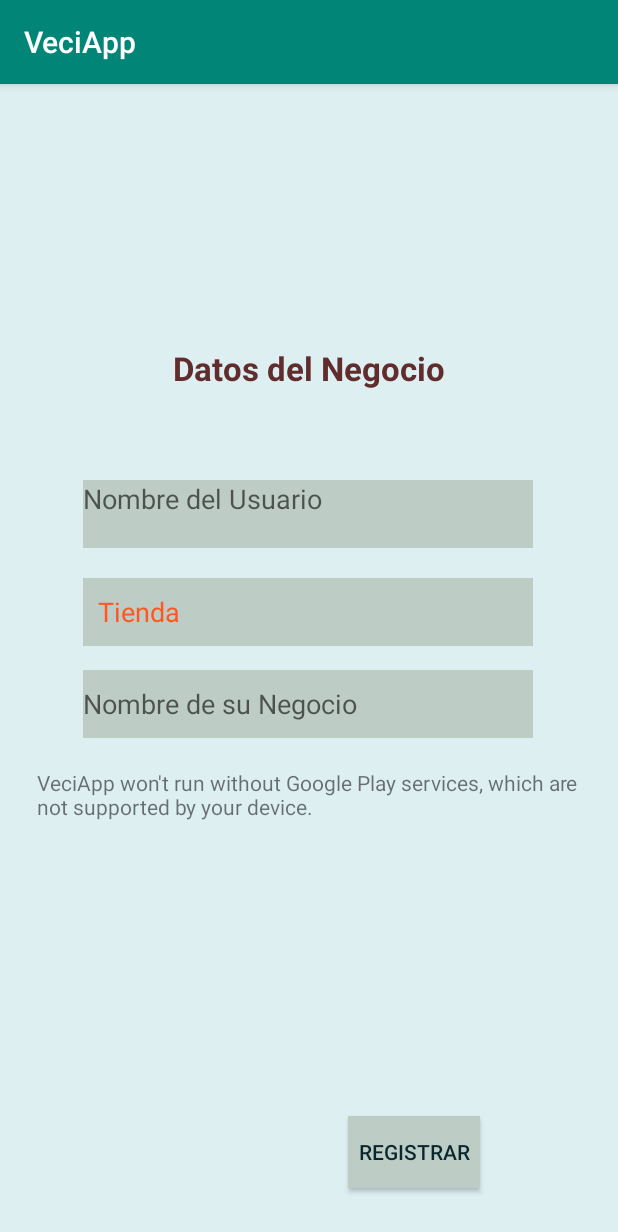
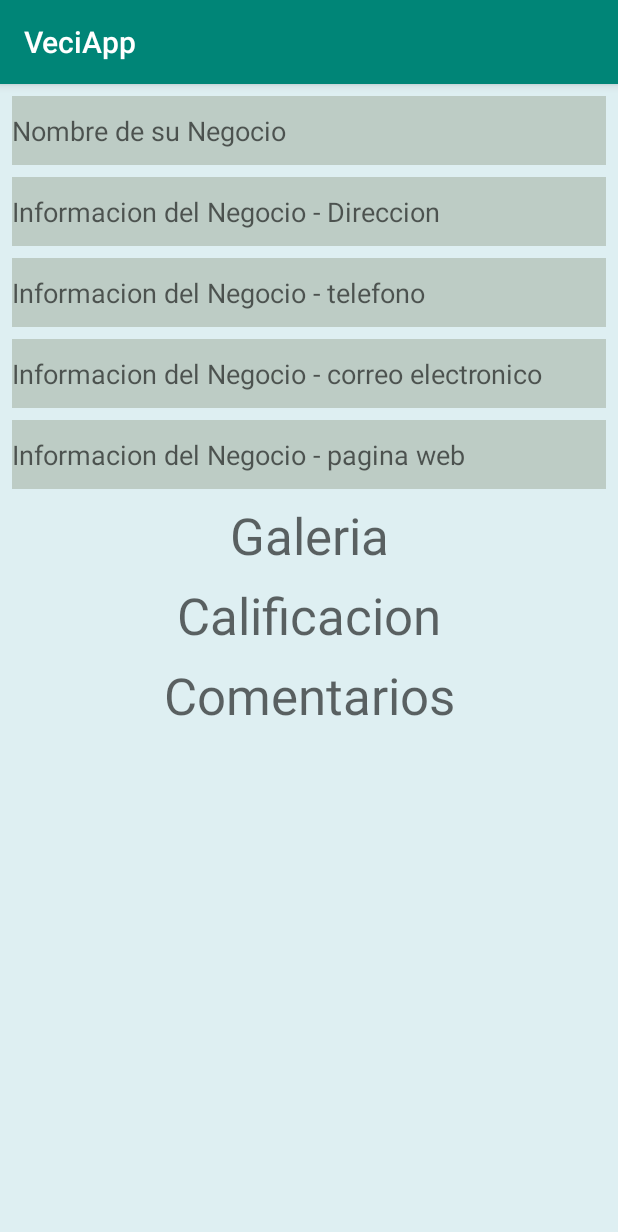
Before and after one commit to carlosgonzalezt/VeciApp, an Android app: the InformacionNegocio screen opened directly, with no data from a screen before it, on a phone screen of 412 x 824 dp. Shown: the top 1232 px of the screen. Run offline under Robolectric (Android 15) with nearby library versions, the phone set to English and light mode, and no system bars; 3 statements that could not run were skipped.

Commit message:
Avance 20190803

```diff
--- a/app/src/main/res/layout/activity_informacion_negocio.xml
+++ b/app/src/main/res/layout/activity_informacion_negocio.xml
@@ -7,105 +7,139 @@
     android:background="@color/fondoglobal"
     tools:context=".InformacionNegocio">
 
-    <fragment xmlns:android="http://schemas.android.com/apk/res/android"
-        android:name="com.google.android.gms.maps.SupportMapFragment"
-        xmlns:tools="http://schemas.android.com/tools"
-        android:id="@+id/mapaRegistro"
-        android:layout_width="362dp"
-        android:layout_height="220dp"
-        android:layout_marginStart="8dp"
-        android:layout_marginEnd="8dp"
-        android:layout_marginBottom="92dp"
-        android:background="@color/fondocajas"
-        app:layout_constraintBottom_toBottomOf="parent"
-        app:layout_constraintEnd_toEndOf="parent"
-        app:layout_constraintHorizontal_bias="0.485"
-        app:layout_constraintStart_toStartOf="parent"
-        tools:context=".InformacionNegocio" />
-
-    <Button
-        android:id="@+id/btn_registrar"
-        android:layout_width="wrap_content"
-        android:layout_height="wrap_content"
-        android:layout_marginStart="8dp"
-        android:layout_marginTop="12dp"
-        android:layout_marginEnd="92dp"
-        android:layout_marginBottom="32dp"
-        android:background="@color/fondocajas"
-        android:hint="@string/btn_registrar"
-        android:onClick="Guardar"
-        android:text="@string/btn_registrar"
-        android:textColor="@color/textonormal"
-        app:layout_constraintBottom_toBottomOf="parent"
-        app:layout_constraintEnd_toEndOf="parent"
-        app:layout_constraintHorizontal_bias="1.0"
-        app:layout_constraintStart_toStartOf="parent"
-        app:layout_constraintTop_toBottomOf="@+id/mapaRegistro"
-        app:layout_constraintVertical_bias="1.0" />
-
-    <TextView
-        android:id="@+id/tv_titulo2"
-        android:layout_width="300dp"
-        android:layout_height="45dp"
-        android:layout_marginStart="8dp"
-        android:layout_marginEnd="8dp"
-        android:layout_marginBottom="20dp"
-        android:background="@color/fondocajas"
-        android:hint="@string/tv_nomUsuario"
-        android:textAppearance="@style/TextAppearance.AppCompat.Medium"
-        android:textColor="@color/textonormal"
-        app:layout_constraintBottom_toTopOf="@+id/sp_negocio"
-        app:layout_constraintEnd_toEndOf="parent"
-        app:layout_constraintHorizontal_bias="0.494"
-        app:layout_constraintStart_toStartOf="parent" />
-
-    <TextView
-        android:id="@+id/tv_dnegocion"
-        android:layout_width="wrap_content"
-        android:layout_height="wrap_content"
+    <EditText
+        android:id="@+id/pt_nomnegocio"
+        android:layout_width="0dp"
+        android:layout_height="46dp"
         android:layout_marginStart="8dp"
         android:layout_marginTop="8dp"
         android:layout_marginEnd="8dp"
-        android:layout_marginBottom="8dp"
-        android:hint="@string/tv_titulo2"
-        android:text="@string/tv_titulo2"
-        android:textAppearance="@style/TextAppearance.AppCompat.Large"
-        android:textColor="@color/titulos"
-        android:textStyle="bold"
-        app:layout_constraintBottom_toTopOf="@+id/tv_titulo2"
-        app:layout_constraintEnd_toEndOf="parent"
-        app:layout_constraintStart_toStartOf="parent"
-        app:layout_constraintTop_toTopOf="parent"
-        app:layout_constraintVertical_bias="0.763" />
-
-    <Spinner
-        android:id="@+id/sp_negocio"
-        android:layout_width="300dp"
-        android:layout_height="45dp"
-        android:layout_marginStart="8dp"
-        android:layout_marginEnd="8dp"
         android:layout_marginBottom="16dp"
-        android:background="@color/fondocajas"
-        app:layout_constraintBottom_toTopOf="@+id/pt_nombrenegocio"
-        app:layout_constraintEnd_toEndOf="parent"
-        app:layout_constraintHorizontal_bias="0.494"
-        app:layout_constraintStart_toStartOf="parent" />
-
-    <EditText
-        android:id="@+id/pt_nombrenegocio"
-        android:layout_width="300dp"
-        android:layout_height="45dp"
-        android:layout_marginStart="8dp"
-        android:layout_marginEnd="8dp"
-        android:layout_marginBottom="20dp"
+        android:autofillHints=""
         android:background="@color/fondocajas"
         android:ems="10"
         android:hint="@string/pt_nombrenegocio"
         android:inputType="textPersonName"
         android:textColor="@color/textonormal"
-        app:layout_constraintBottom_toTopOf="@+id/mapaRegistro"
         app:layout_constraintEnd_toEndOf="parent"
-        app:layout_constraintHorizontal_bias="0.494"
+        app:layout_constraintHorizontal_bias="0.0"
         app:layout_constraintStart_toStartOf="parent"
-        android:autofillHints="" />
+        app:layout_constraintTop_toTopOf="parent"
+        app:layout_constraintVertical_bias="1.0" />
+
+    <EditText
+        android:id="@+id/pt_infonegdireccion"
+        android:layout_width="0dp"
+        android:layout_height="46dp"
+        android:layout_marginStart="8dp"
+        android:layout_marginTop="8dp"
+        android:layout_marginEnd="8dp"
+        android:autofillHints=""
+        android:background="@color/fondocajas"
+        android:ems="10"
+        android:hint="Informacion del Negocio - Direccion"
+        android:inputType="textPersonName"
+        android:textColor="@color/textonormal"
+        app:layout_constraintEnd_toEndOf="parent"
+        app:layout_constraintStart_toStartOf="parent"
+        app:layout_constraintTop_toBottomOf="@+id/pt_nomnegocio" />
+
+    <EditText
+        android:id="@+id/pt_infonegtelefonos"
+        android:layout_width="0dp"
+        android:layout_height="46dp"
+        android:layout_marginStart="8dp"
+        android:layout_marginTop="8dp"
+        android:layout_marginEnd="8dp"
+        android:autofillHints=""
+        android:background="@color/fondocajas"
+        android:ems="10"
+        android:hint="Informacion del Negocio - telefono"
+        android:inputType="textPersonName"
+        android:textColor="@color/textonormal"
+        app:layout_constraintEnd_toEndOf="parent"
+        app:layout_constraintStart_toStartOf="parent"
+        app:layout_constraintTop_toBottomOf="@+id/pt_infonegdireccion" />
+
+    <EditText
+        android:id="@+id/pt_infonegcorreo"
+        android:layout_width="0dp"
+        android:layout_height="46dp"
+        android:layout_marginStart="8dp"
+        android:layout_marginTop="8dp"
+        android:layout_marginEnd="8dp"
+        android:autofillHints=""
+        android:background="@color/fondocajas"
+        android:ems="10"
+        android:hint="Informacion del Negocio - correo electronico"
+        android:inputType="textPersonName"
+        android:textColor="@color/textonormal"
+        app:layout_constraintEnd_toEndOf="parent"
+        app:layout_constraintStart_toStartOf="parent"
+        app:layout_constraintTop_toBottomOf="@+id/pt_infonegtelefonos" />
+
+    <EditText
+        android:id="@+id/pt_infonegpweb"
+        android:layout_width="0dp"
+        android:layout_height="46dp"
+        android:layout_marginStart="8dp"
+        android:layout_marginTop="8dp"
+        android:layout_marginEnd="8dp"
+        android:autofillHints=""
+        android:background="@color/fondocajas"
+        android:ems="10"
+        android:hint="Informacion del Negocio - pagina web"
+        android:inputType="textPersonName"
+        android:textColor="@color/textonormal"
+        app:layout_constraintEnd_toEndOf="parent"
+        app:layout_constraintStart_toStartOf="parent"
+        app:layout_constraintTop_toBottomOf="@+id/pt_infonegcorreo" />
+
+    <TextView
+        android:id="@+id/tv_ancabezado1"
+        android:layout_width="285dp"
+        android:layout_height="wrap_content"
+        android:layout_marginStart="1dp"
+        android:layout_marginTop="8dp"
+        android:layout_marginEnd="1dp"
+        android:forceHasOverlappingRendering="true"
+        android:freezesText="false"
+        android:gravity="center"
+        android:text="@string/tv_p_encabezado1"
+        android:textAppearance="@style/TextAppearance.AppCompat.Display1"
+        app:layout_constraintEnd_toEndOf="parent"
+        app:layout_constraintStart_toStartOf="parent"
+        app:layout_constraintTop_toBottomOf="@+id/pt_infonegpweb" />
+
+    <TextView
+        android:id="@+id/tv_ancabezado2"
+        android:layout_width="285dp"
+        android:layout_height="wrap_content"
+        android:layout_marginStart="1dp"
+        android:layout_marginTop="8dp"
+        android:layout_marginEnd="1dp"
+        android:forceHasOverlappingRendering="true"
+        android:freezesText="false"
+        android:gravity="center"
+        android:text="@string/tv_p_encabezado2"
+        android:textAppearance="@style/TextAppearance.AppCompat.Display1"
+        app:layout_constraintEnd_toEndOf="parent"
+        app:layout_constraintStart_toStartOf="parent"
+        app:layout_constraintTop_toBottomOf="@+id/tv_ancabezado1" />
+
+    <TextView
+        android:id="@+id/tv_ancabezado3"
+        android:layout_width="285dp"
+        android:layout_height="wrap_content"
+        android:layout_marginStart="1dp"
+        android:layout_marginTop="8dp"
+        android:layout_marginEnd="1dp"
+        android:forceHasOverlappingRendering="true"
+        android:freezesText="false"
+        android:gravity="center"
+        android:text="@string/tv_p_encabezado3"
+        android:textAppearance="@style/TextAppearance.AppCompat.Display1"
+        app:layout_constraintEnd_toEndOf="parent"
+        app:layout_constraintStart_toStartOf="parent"
+        app:layout_constraintTop_toBottomOf="@+id/tv_ancabezado2" />
 </android.support.constraint.ConstraintLayout>
--- a/app/src/main/res/values/strings.xml
+++ b/app/src/main/res/values/strings.xml
@@ -20,4 +20,7 @@
     <string name="rb_unormal">Usuario Estandar</string>
     <string name="rb_unegocio">Usuario con negocio</string>
     <string name="tv_encabezado">Inicio de Sesion</string>
+    <string name="tv_p_encabezado1">Galeria</string>
+    <string name="tv_p_encabezado2">Calificacion</string>
+    <string name="tv_p_encabezado3">Comentarios</string>
 </resources>
```
